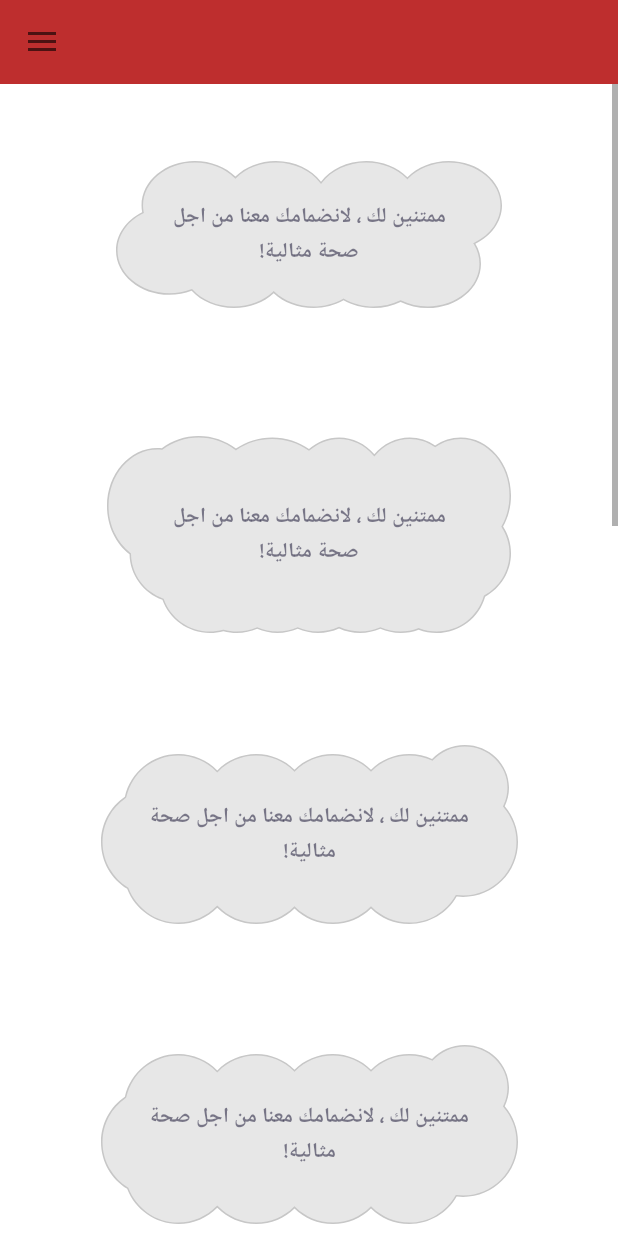
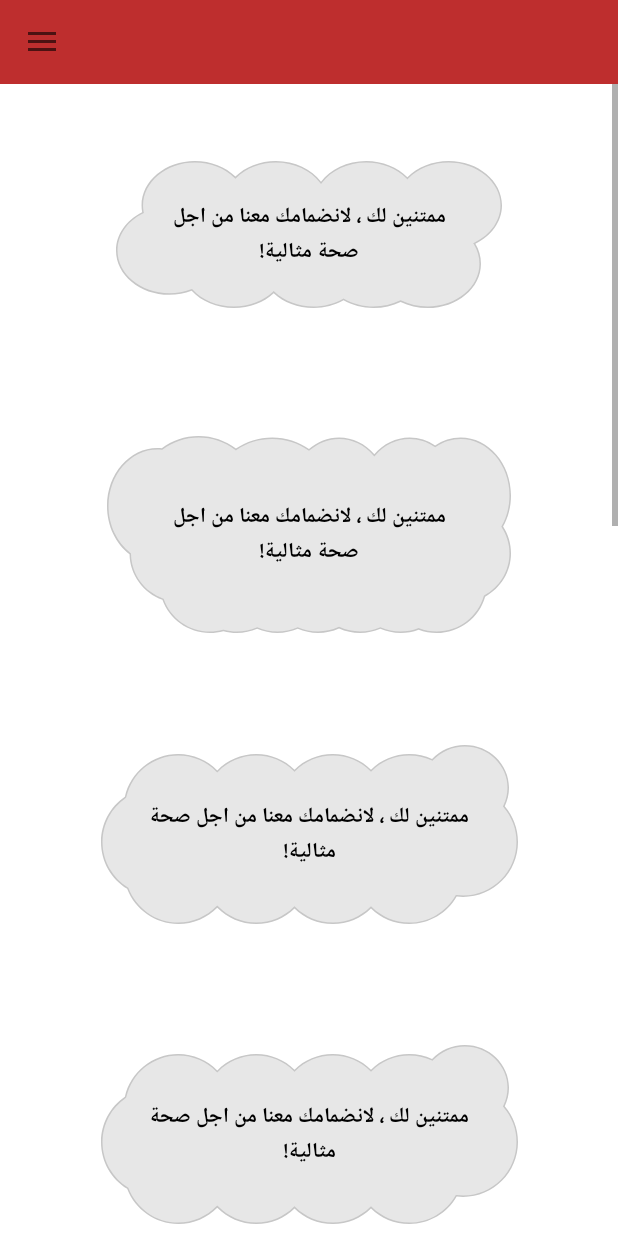
Before and after one commit to AlineJo/MyHealth, an Android app: the fragment UserGuidFragment placed in its activity, on a phone screen of 412 x 824 dp. Run offline under Robolectric (Android 15) with nearby library versions, the phone set to English and light mode, and no system bars.

Commit message:
.update UserGuidFragment +UserGuid -> model class +UserGuidAdapter

```diff
--- a/app/src/main/java/com/example/myhealth/adapters/UserGuidAdapter.java
+++ b/app/src/main/java/com/example/myhealth/adapters/UserGuidAdapter.java
@@ -7,6 +7,8 @@ import android.view.ViewGroup;
 import android.widget.BaseAdapter;
 import android.widget.ImageView;
 import android.widget.TextView;
+
+import androidx.core.content.ContextCompat;
 
 import com.example.myhealth.R;
 import com.example.myhealth.model.UserGuid;
@@ -53,7 +55,7 @@ public class UserGuidAdapter extends BaseAdapter {
 
         tvTitle = view.findViewById(R.id.tv_title);
         tvTitle.setText(userGuid.getTitle());
-        tvTitle.setTextColor(userGuid.getTextColor());
+        tvTitle.setTextColor(ContextCompat.getColor(mContext, userGuid.getTextColor()));
 
         return view;
     }
```
